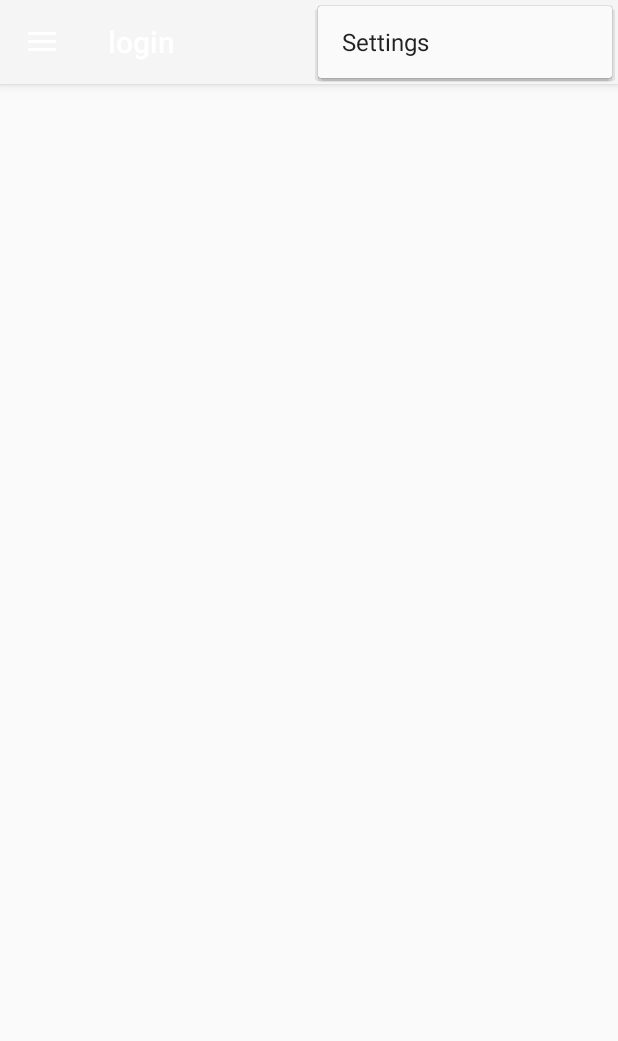
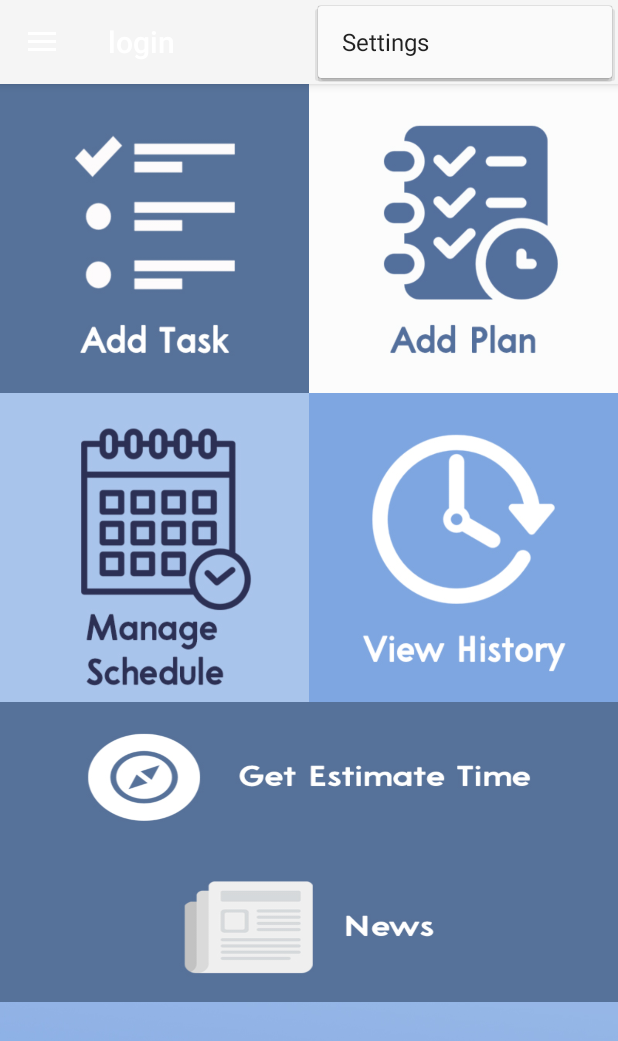
Before and after one commit to Nephiegator/Smart-Zenbo, an Android app: the login screen opened directly, with no data from a screen before it, with the options menu open, on a phone screen of 412 x 824 dp. Shown: the top 1041 px of the screen. Run offline under Robolectric (Android 15) with nearby library versions, the phone set to English and light mode, and no system bars.

Commit message:
content include activity_main

```diff
--- a/app/src/main/res/layout/content_login.xml
+++ b/app/src/main/res/layout/content_login.xml
@@ -8,4 +8,9 @@
     tools:context=".login"
     tools:showIn="@layout/app_bar_login">
 
+    <include
+        layout="@layout/activity_main"
+        android:layout_width="match_parent"
+        android:layout_height="match_parent" />
+
 </android.support.constraint.ConstraintLayout>
```
